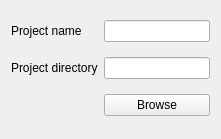
Above: src/GUI/ui/ProjectPreferences.ui from VLMC/vlmc before the change. Below: the same form after it.
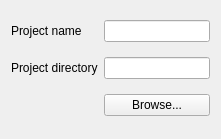
That is the form after the change.

```diff
--- a/src/GUI/ui/ProjectPreferences.ui
+++ b/src/GUI/ui/ProjectPreferences.ui
@@ -37,7 +37,7 @@
    <item row="2" column="1">
     <widget class="QPushButton" name="BrowsePushButton">
      <property name="text">
-      <string>Browse</string>
+      <string>Browse...</string>
      </property>
     </widget>
    </item>
```
